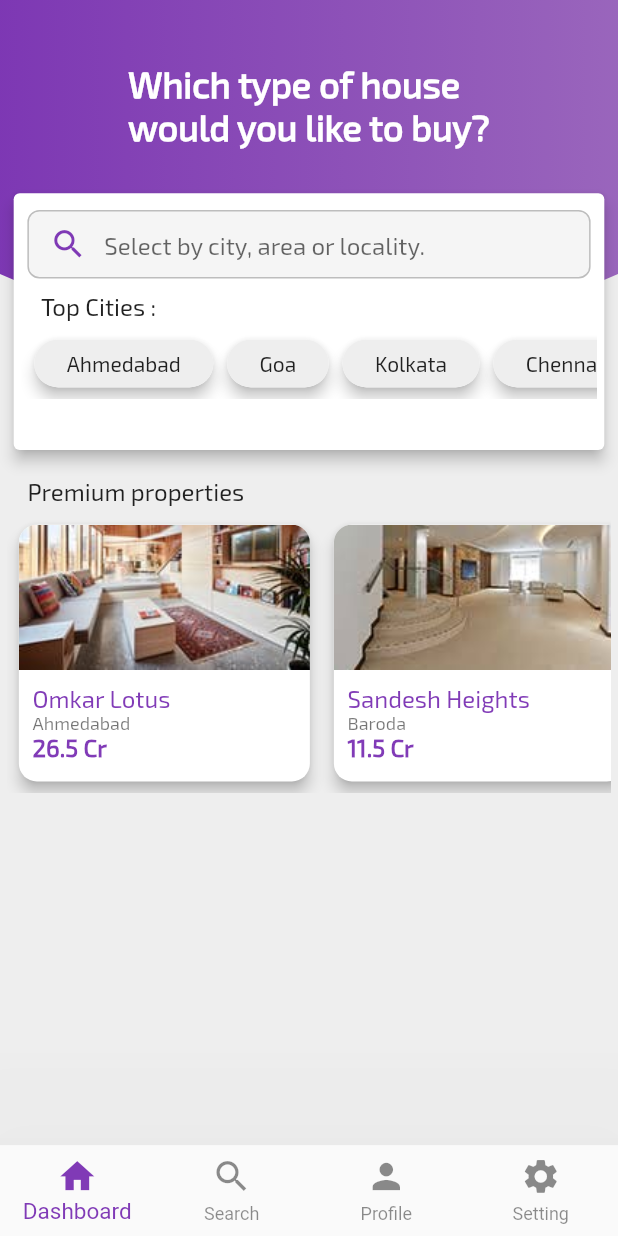
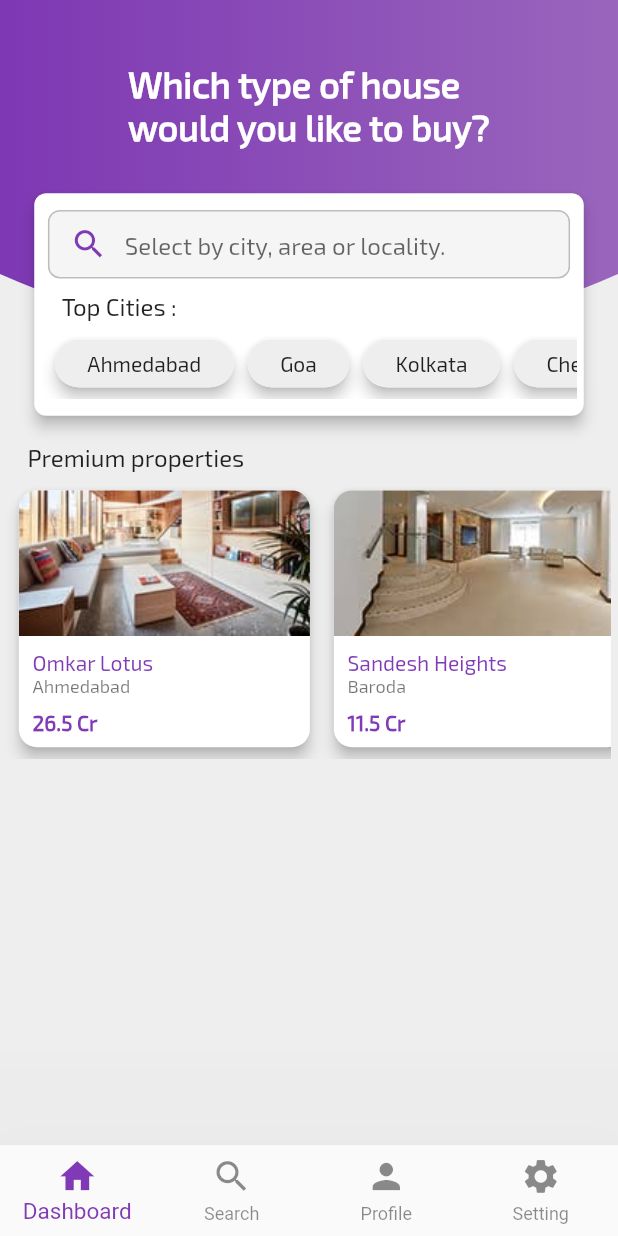
Before and after one commit to iharshb/flutter_ui_collection, a Flutter app: the screen it shows after launch, on a phone screen of 412 x 824 dp. Run offline on Flutter 3.47's test engine with Material 2 defaults, Android fonts, the phone set to English and light mode, and no system bars; our stand-ins replace flare_flutter, flutter_secure_storage.

Commit message:
Dashboard changes.

```diff
--- a/lib/ui/page_search.dart
+++ b/lib/ui/page_search.dart
@@ -84,12 +84,12 @@ class _SearchPageState extends State<SearchPage> {
   Card upperBoxCard() {
     return Card(
         elevation: 4.0,
-        shape: RoundedRectangleBorder(borderRadius: BorderRadius.circular(4)),
+        shape: RoundedRectangleBorder(borderRadius: BorderRadius.circular(8)),
         margin: EdgeInsets.symmetric(
-            horizontal: size.getWidthPx(8), vertical: size.getWidthPx(16)),
+            horizontal: size.getWidthPx(20), vertical: size.getWidthPx(16)),
         borderOnForeground: true,
         child: Container(
-          height: size.getWidthPx(150),
+          height: size.getWidthPx(130),
           child: Column(
             children: <Widget>[
               _searchWidget(),
@@ -159,9 +159,10 @@ class _SearchPageState extends State<SearchPage> {
                     child: Image.asset('assets/$assetImageName',
                         fit: BoxFit.fill)),
                 SizedBox(height: size.getWidthPx(8)),
-                leftTitleText(text: titleText,leftPadding: size.getWidthPx(8),textColor: colorCurve,fontSize: 16.0),
+                leftTitleText(text: titleText,leftPadding: size.getWidthPx(8),textColor: colorCurve,fontSize: 14.0),
                 leftTitleText(text: subTitle,leftPadding: size.getWidthPx(8),textColor: Colors.black54,fontSize: 12.0),
-                leftTitleText(text: priceText,leftPadding: size.getWidthPx(8),textColor: colorCurve,fontSize: 16.0,fontWeight: FontWeight.w800),
+                SizedBox(height: size.getWidthPx(8)),
+                leftTitleText(text: priceText,leftPadding: size.getWidthPx(8),textColor: colorCurve,fontSize: 14.0,fontWeight: FontWeight.w800),
               ],
             )));
   }
```
